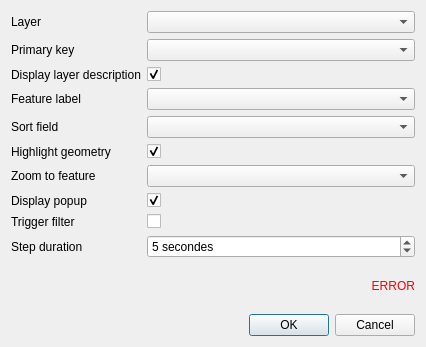
Old version of the form lizmap/resources/ui/ui_form_atlas.ui in the repository 3liz/lizmap-plugin.
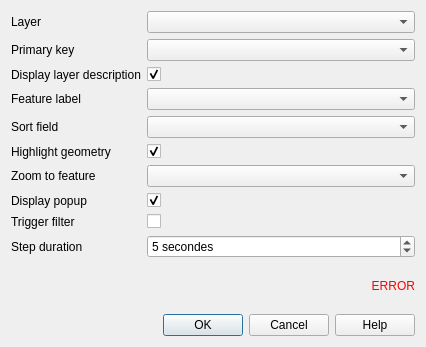
New version of the form. Custom widgets are drawn as their Qt base class.

Commit message: UX - Add a link to the online help on each edition form

Patch:
```diff
--- a/lizmap/resources/ui/ui_form_atlas.ui
+++ b/lizmap/resources/ui/ui_form_atlas.ui
@@ -175,7 +175,7 @@
       <enum>Qt::Horizontal</enum>
      </property>
      <property name="standardButtons">
-      <set>QDialogButtonBox::Cancel|QDialogButtonBox::Ok</set>
+      <set>QDialogButtonBox::Help|QDialogButtonBox::Cancel|QDialogButtonBox::Ok</set>
      </property>
     </widget>
    </item>
```
The commit also changes 21 other files.
